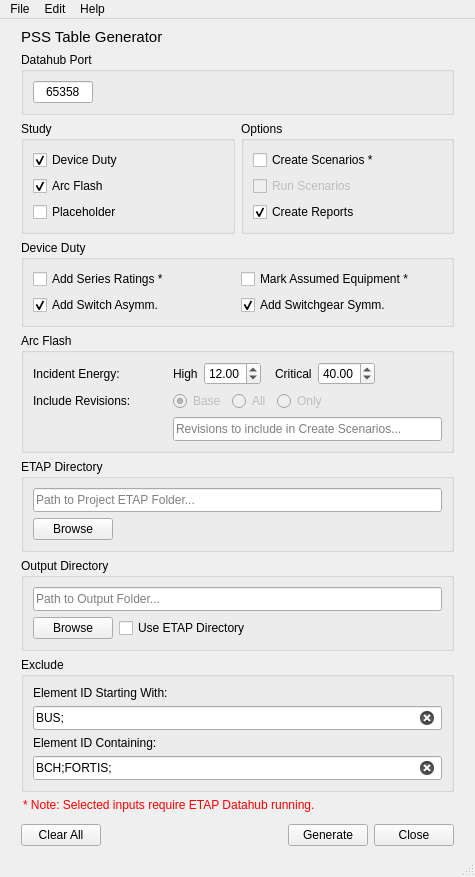
adilzafar66/pss-table-generator, file res/pss_report_gen_ui.ui: the form before one commit.
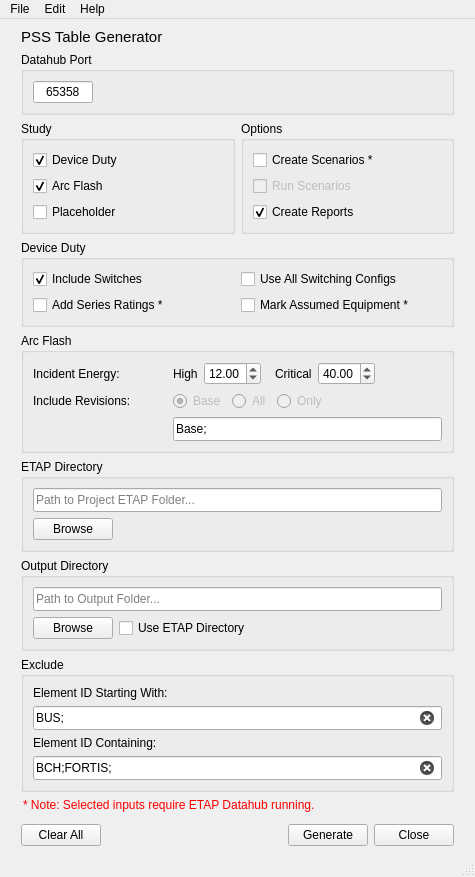
The form after the commit.

Commit message: Update: add 'include switches', fix datahub bug, remove switchgear calc checkbox

The edit to the form file:
```diff
--- a/res/pss_report_gen_ui.ui
+++ b/res/pss_report_gen_ui.ui
@@ -206,27 +206,7 @@
           <layout class="QVBoxLayout" name="verticalLayout_10">
            <item>
             <layout class="QGridLayout" name="device_duty_grid">
-             <item row="1" column="0">
-              <widget class="QCheckBox" name="sw_checkbox">
-               <property name="text">
-                <string>Add Switch Asymm.</string>
-               </property>
-               <property name="checked">
-                <bool>true</bool>
-               </property>
-              </widget>
-             </item>
              <item row="1" column="1">
-              <widget class="QCheckBox" name="swgr_checkbox">
-               <property name="text">
-                <string>Add Switchgear Symm.</string>
-               </property>
-               <property name="checked">
-                <bool>true</bool>
-               </property>
-              </widget>
-             </item>
-             <item row="0" column="1">
               <widget class="QCheckBox" name="mark_assumed_checkbox">
                <property name="text">
                 <string>Mark Assumed Equipment *</string>
@@ -236,7 +216,7 @@
                </property>
               </widget>
              </item>
-             <item row="0" column="0">
+             <item row="1" column="0">
               <widget class="QCheckBox" name="series_rating_checkbox">
                <property name="text">
                 <string>Add Series Ratings *</string>
@@ -246,6 +226,23 @@
                </property>
               </widget>
              </item>
+             <item row="0" column="0">
+              <widget class="QCheckBox" name="sw_checkbox">
+               <property name="text">
+                <string>Include Switches</string>
+               </property>
+               <property name="checked">
+                <bool>true</bool>
+               </property>
+              </widget>
+             </item>
+             <item row="0" column="1">
+              <widget class="QCheckBox" name="use_all_checkbox">
+               <property name="text">
+                <string>Use All Switching Configs</string>
+               </property>
+              </widget>
+             </item>
             </layout>
            </item>
           </layout>
@@ -272,6 +269,9 @@
                <height>24</height>
               </size>
              </property>
+             <property name="text">
+              <string>Base;</string>
+             </property>
              <property name="placeholderText">
               <string>Revisions to include in Create Scenarios...</string>
              </property>
```
Left out of the diff: 124 changed lines with no effect on the pictures. The commit also changes 9 other files.
